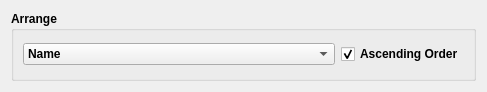
The window that ui/components/arrangewidget.ui (amirmohsen1384/Mockingbird) describes before a commit, drawn with Qt 5.
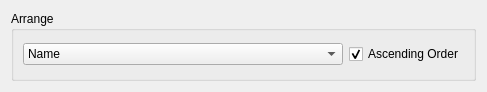
The same window after the commit.

Patch:
```diff
--- a/ui/components/arrangewidget.ui
+++ b/ui/components/arrangewidget.ui
@@ -12,7 +12,7 @@
   </property>
   <property name="font">
    <font>
-    <bold>true</bold>
+    <bold>false</bold>
    </font>
   </property>
   <property name="windowTitle">
```
